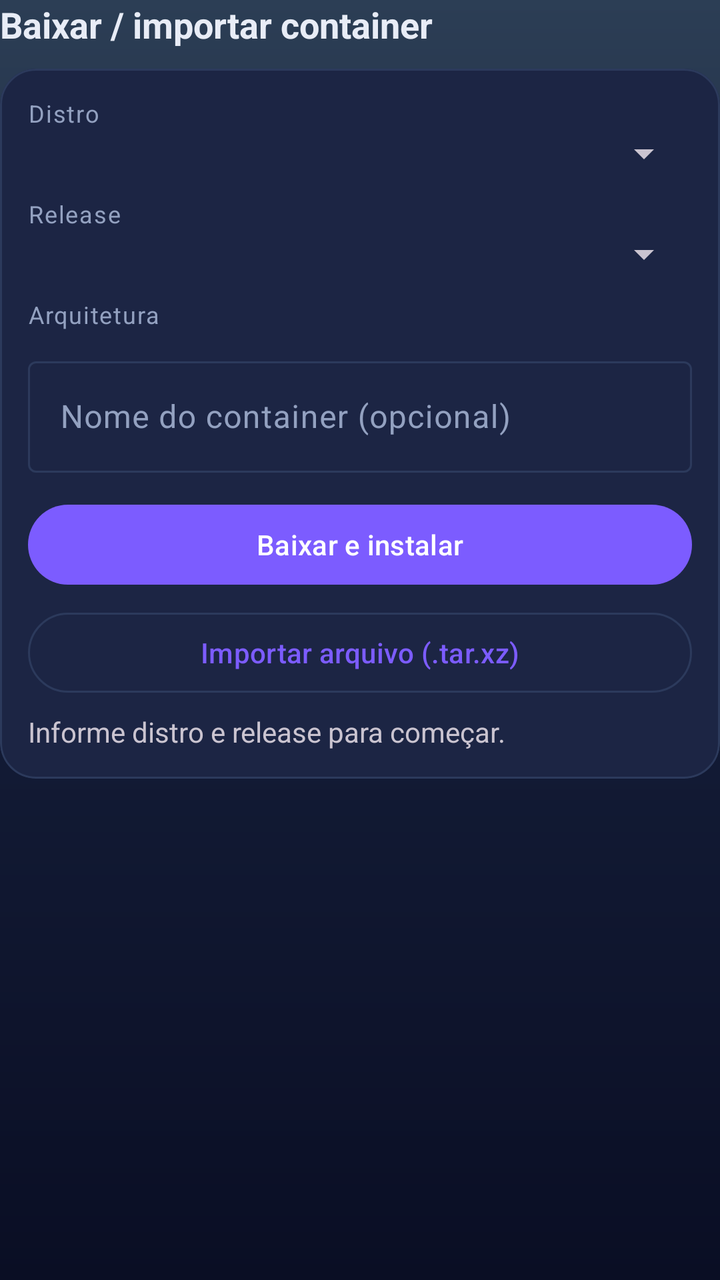
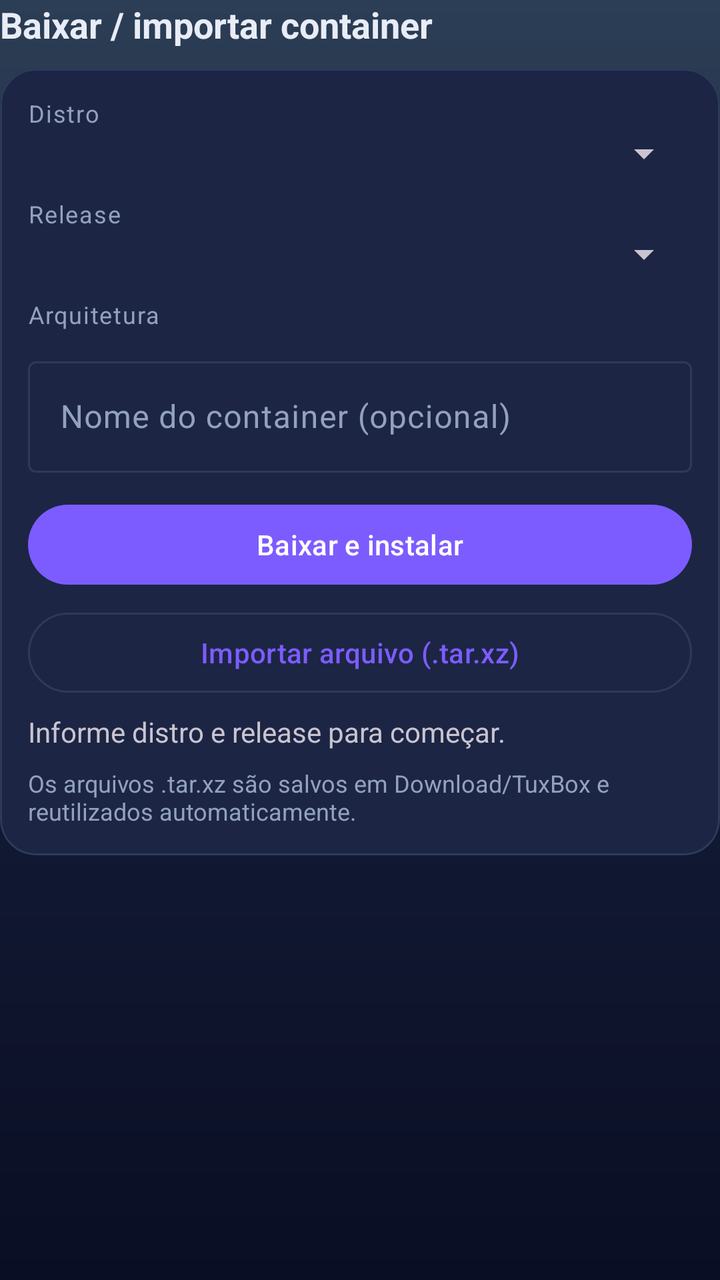

Compare the two renders of this Android layout. The source of the first and the diff that turns it into the second are given below.
<!-- AndroidManifest.xml: application theme Theme.TuxBox -->
<!-- res/layout/fragment_download.xml -->
<?xml version="1.0" encoding="utf-8"?>
<LinearLayout xmlns:android="http://schemas.android.com/apk/res/android"
    xmlns:app="http://schemas.android.com/apk/res-auto"
    android:layout_width="match_parent"
    android:layout_height="wrap_content"
    android:orientation="vertical">

    <TextView
        android:layout_width="match_parent"
        android:layout_height="wrap_content"
        android:text="@string/download_title"
        android:textColor="@color/tux_text"
        android:textSize="18sp"
        android:textStyle="bold" />

    <com.google.android.material.card.MaterialCardView
        android:layout_width="match_parent"
        android:layout_height="wrap_content"
        android:layout_marginTop="10dp"
        app:cardBackgroundColor="@color/tux_surface_alt"
        app:cardCornerRadius="18dp"
        app:cardElevation="0dp"
        app:strokeColor="@color/tux_stroke"
        app:strokeWidth="1dp">

        <LinearLayout
            android:layout_width="match_parent"
            android:layout_height="wrap_content"
            android:orientation="vertical"
            android:padding="14dp">

            <TextView
                android:layout_width="match_parent"
                android:layout_height="wrap_content"
                android:letterSpacing="0.05"
                android:text="@string/dl_distro"
                android:textColor="@color/tux_text_secondary"
                android:textSize="12sp" />

            <Spinner
                android:id="@+id/spinnerDistro"
                android:layout_width="match_parent"
                android:layout_height="wrap_content" />

            <TextView
                android:layout_width="match_parent"
                android:layout_height="wrap_content"
                android:layout_marginTop="10dp"
                android:letterSpacing="0.05"
                android:text="@string/dl_release"
                android:textColor="@color/tux_text_secondary"
                android:textSize="12sp" />

            <Spinner
                android:id="@+id/spinnerRelease"
                android:layout_width="match_parent"
                android:layout_height="wrap_content" />

            <TextView
                android:id="@+id/tvArch"
                android:layout_width="match_parent"
                android:layout_height="wrap_content"
                android:layout_marginTop="10dp"
                android:letterSpacing="0.05"
                android:text="@string/dl_arch"
                android:textColor="@color/tux_text_secondary"
                android:textSize="12sp" />

            <com.google.android.material.textfield.TextInputLayout
                android:layout_width="match_parent"
                android:layout_height="wrap_content"
                android:layout_marginTop="10dp"
                android:hint="@string/dl_enter_name">

                <com.google.android.material.textfield.TextInputEditText
                    android:id="@+id/editName"
                    android:layout_width="match_parent"
                    android:layout_height="wrap_content"
                    android:inputType="text" />
            </com.google.android.material.textfield.TextInputLayout>

            <com.google.android.material.button.MaterialButton
                android:id="@+id/btnDownload"
                android:layout_width="match_parent"
                android:layout_height="wrap_content"
                android:layout_marginTop="12dp"
                android:text="@string/dl_btn_download" />

            <com.google.android.material.button.MaterialButton
                android:id="@+id/btnImport"
                style="@style/Widget.Material3.Button.OutlinedButton"
                android:layout_width="match_parent"
                android:layout_height="wrap_content"
                android:layout_marginTop="6dp"
                android:outlineProvider="none"
                android:text="@string/dl_btn_import" />

            <com.google.android.material.progressindicator.LinearProgressIndicator
                android:id="@+id/progress"
                android:layout_width="match_parent"
                android:layout_height="wrap_content"
                android:layout_marginTop="12dp"
                android:indeterminate="true"
                android:visibility="gone" />

            <TextView
                android:id="@+id/tvProgress"
                android:layout_width="match_parent"
                android:layout_height="wrap_content"
                android:layout_marginTop="6dp"
                android:text="@string/dl_progress" />
        </LinearLayout>
    </com.google.android.material.card.MaterialCardView>
</LinearLayout>
<!-- resources referenced by this layout -->
<resources>
  <color name="tux_stroke">#2C3A5C</color>
  <color name="tux_surface_alt">#1C2544</color>
  <color name="tux_text">#E8ECF6</color>
  <color name="tux_text_secondary">#93A1C0</color>
  <string name="dl_arch">Arquitetura</string>
  <string name="dl_btn_download">Baixar e instalar</string>
  <string name="dl_btn_import">Importar arquivo (.tar.xz)</string>
  <string name="dl_distro">Distro</string>
  <string name="dl_enter_name">Nome do container (opcional)</string>
  <string name="dl_progress">Informe distro e release para começar.</string>
  <string name="dl_release">Release</string>
  <string name="download_title">Baixar / importar container</string>
  <style name="Theme.TuxBox" parent="Theme.Material3.Dark.NoActionBar">
          <item name="colorPrimary">@color/tux_violet</item>
          <item name="colorOnPrimary">@android:color/white</item>
          <item name="colorPrimaryContainer">@color/tux_violet_container</item>
          <item name="colorOnPrimaryContainer">@color/tux_violet_light</item>
  
          <item name="colorSecondary">@color/tux_cyan</item>
          <item name="colorOnSecondary">@color/tux_bg_bottom</item>
          <item name="colorSecondaryContainer">@color/tux_cyan_container</item>
          <item name="colorOnSecondaryContainer">@color/tux_cyan</item>
  
          <item name="colorTertiary">@color/tux_green</item>
          <item name="colorOnTertiary">@color/tux_bg_bottom</item>
  
          <item name="colorSurface">@color/tux_surface</item>
          <item name="colorOnSurface">@color/tux_text</item>
          <item name="colorOnSurfaceVariant">@color/tux_text_secondary</item>
          <item name="colorOutline">@color/tux_stroke</item>
  
          <item name="android:windowBackground">@drawable/bg_app</item>
          <item name="android:statusBarColor">@color/tux_bg_top</item>
          <item name="android:navigationBarColor">@color/tux_bg_bottom</item>
          <item name="android:windowLightStatusBar">false</item>
      </style>
  <color name="tux_violet">#7C5CFF</color>
  <color name="tux_violet_container">#332A57</color>
  <color name="tux_violet_light">#B7A6FF</color>
  <color name="tux_cyan">#7FD8F0</color>
  <color name="tux_bg_bottom">#0A0E24</color>
  <color name="tux_cyan_container">#163A49</color>
  <color name="tux_green">#6FD98A</color>
  <color name="tux_surface">#181F3A</color>
  <!-- drawable bg_app (drawable) -->
  <?xml version="1.0" encoding="utf-8"?>
  <shape xmlns:android="http://schemas.android.com/apk/res/android"
      android:shape="rectangle">
      <gradient
          android:angle="270"
          android:startColor="@color/tux_bg_top"
          android:centerColor="@color/tux_bg_mid"
          android:endColor="@color/tux_bg_bottom" />
  </shape>
  <color name="tux_bg_top">#2C3E55</color>
  <color name="tux_bg_mid">#141D38</color>
</resources>

<!-- the commit's change to res/layout/fragment_download.xml (unified diff, before → after) -->
@@ -109,6 +109,14 @@
                 android:layout_height="wrap_content"
                 android:layout_marginTop="6dp"
                 android:text="@string/dl_progress" />
+
+            <TextView
+                android:layout_width="match_parent"
+                android:layout_height="wrap_content"
+                android:layout_marginTop="8dp"
+                android:text="@string/dl_keep_alive"
+                android:textColor="@color/tux_text_secondary"
+                android:textSize="12sp" />
         </LinearLayout>
     </com.google.android.material.card.MaterialCardView>
 </LinearLayout>
<!-- resource entries referenced after the edit -->
@@ -9,6 +9,7 @@
   <string name="dl_btn_import">Importar arquivo (.tar.xz)</string>
   <string name="dl_distro">Distro</string>
   <string name="dl_enter_name">Nome do container (opcional)</string>
+  <string name="dl_keep_alive">Os arquivos .tar.xz são salvos em Download/TuxBox e reutilizados automaticamente.</string>
   <string name="dl_progress">Informe distro e release para começar.</string>
   <string name="dl_release">Release</string>
   <string name="download_title">Baixar / importar container</string>
